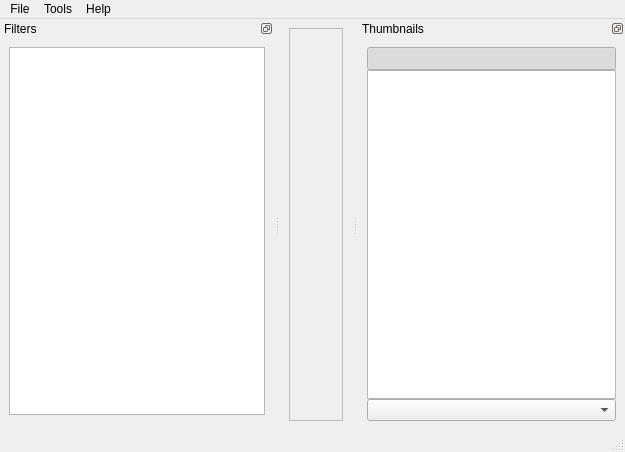
Before: the Qt Designer form ui/MainWindow.ui in ImageProcessing-ElectronicPublications/scantailor-deviant, drawn with Qt 5.
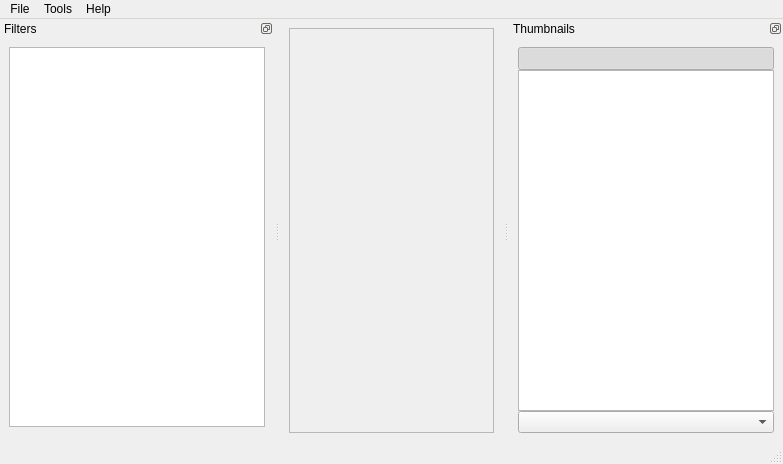
After: the same form once the commit is applied. Icons and pictures are not drawn. Custom widgets are drawn as their Qt base class.

Commit message: thumbnails can be aligned horizontally if widget size changes

What changed in the file:
```diff
--- a/ui/MainWindow.ui
+++ b/ui/MainWindow.ui
@@ -6,8 +6,8 @@
    <rect>
     <x>0</x>
     <y>0</y>
-    <width>625</width>
-    <height>452</height>
+    <width>783</width>
+    <height>464</height>
    </rect>
   </property>
   <property name="sizePolicy">
@@ -56,8 +56,8 @@
     <rect>
      <x>0</x>
      <y>0</y>
-     <width>625</width>
-     <height>21</height>
+     <width>783</width>
+     <height>20</height>
     </rect>
    </property>
    <widget class="QMenu" name="menuDebug">
@@ -144,6 +144,12 @@
        </item>
        <item>
         <widget class="QGraphicsView" name="thumbView">
+         <property name="sizePolicy">
+          <sizepolicy hsizetype="Expanding" vsizetype="Expanding">
+           <horstretch>1</horstretch>
+           <verstretch>0</verstretch>
+          </sizepolicy>
+         </property>
          <property name="minimumSize">
           <size>
            <width>150</width>
@@ -152,7 +158,7 @@
          </property>
          <property name="maximumSize">
           <size>
-           <width>249</width>
+           <width>16777215</width>
            <height>16777215</height>
           </size>
          </property>
@@ -180,7 +186,7 @@
    <property name="minimumSize">
     <size>
      <width>250</width>
-     <height>132</height>
+     <height>134</height>
     </size>
    </property>
    <property name="features">
```
Left out of the diff: 4 changed lines with no effect on the pictures. The commit also changes 3 other files.
